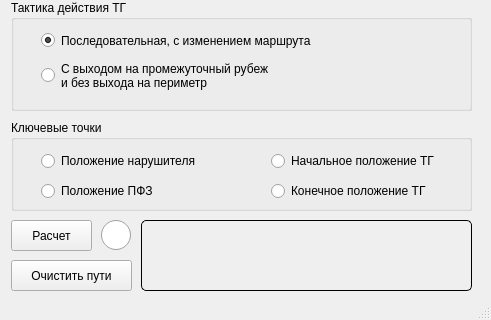
Old version of the form design.ui in the repository USerGHub/Makovey; both pictures show x 659 to 1150 and y 380 to 700 of the 1150 by 700 pixel window.
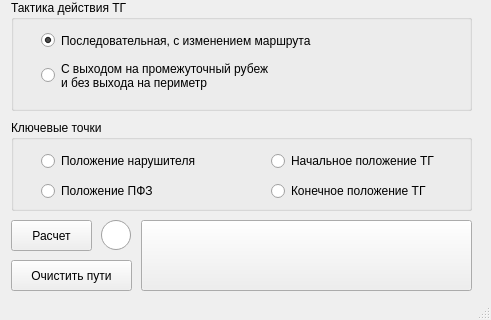
New version of the form. Icons and pictures are not drawn.

The edit to the form file:
```diff
--- a/design.ui
+++ b/design.ui
@@ -1163,22 +1163,6 @@
      <string notr="true">buttonGroup</string>
     </attribute>
    </widget>
-   <widget class="QLabel" name="outputLabel">
-    <property name="geometry">
-     <rect>
-      <x>800</x>
-      <y>600</y>
-      <width>331</width>
-      <height>71</height>
-     </rect>
-    </property>
-    <property name="styleSheet">
-     <string notr="true">QLabel {border: 1px solid; border-radius: 5px }</string>
-    </property>
-    <property name="text">
-     <string/>
-    </property>
-   </widget>
    <widget class="QPushButton" name="saveButton">
     <property name="geometry">
      <rect>
@@ -1282,6 +1266,32 @@
       <normaloff>.</normaloff>.</iconset>
     </property>
    </widget>
+   <widget class="QPushButton" name="outputButton">
+    <property name="geometry">
+     <rect>
+      <x>800</x>
+      <y>600</y>
+      <width>331</width>
+      <height>71</height>
+     </rect>
+    </property>
+    <property name="text">
+     <string/>
+    </property>
+   </widget>
+   <zorder>actionButton</zorder>
+   <zorder>groundBox</zorder>
+   <zorder>facilitiesBox</zorder>
+   <zorder>tacticsBox</zorder>
+   <zorder>groupBox</zorder>
+   <zorder>groupBox_2</zorder>
+   <zorder>clearButton</zorder>
+   <zorder>clearCellButton</zorder>
+   <zorder>listButton_next</zorder>
+   <zorder>listButton_prev</zorder>
+   <zorder>saveButton</zorder>
+   <zorder>loadButton</zorder>
+   <zorder>outputButton</zorder>
   </widget>
   <widget class="QStatusBar" name="statusbar"/>
  </widget>
```
Left out of the diff: 12 changed lines with no effect on the pictures.
